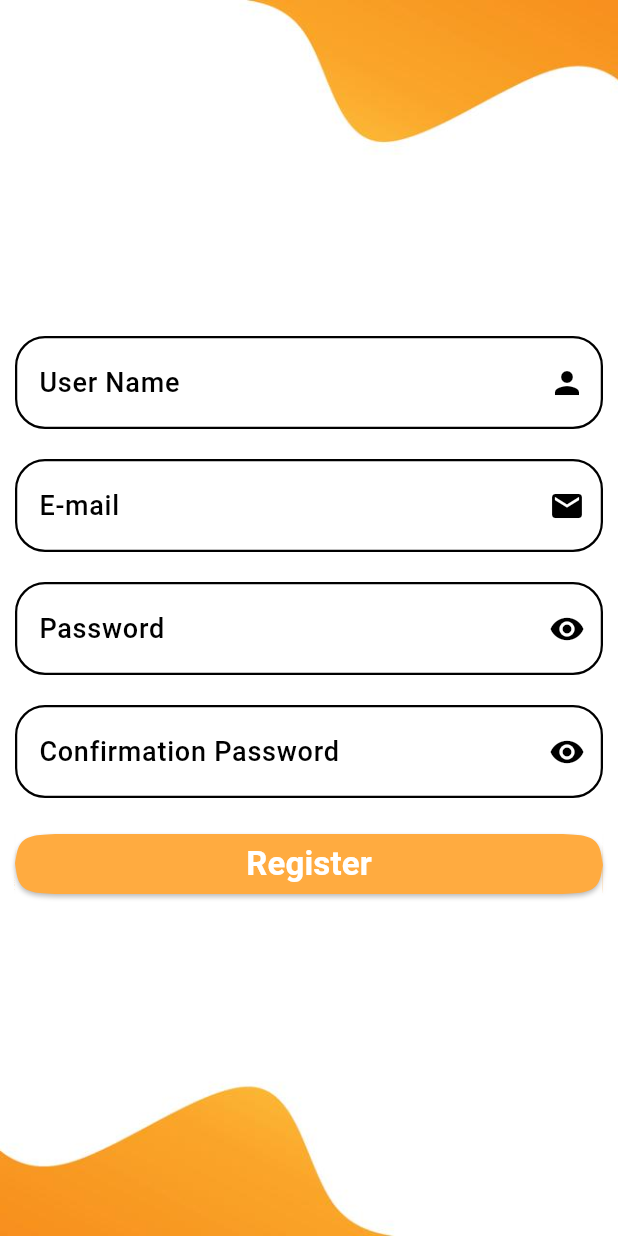
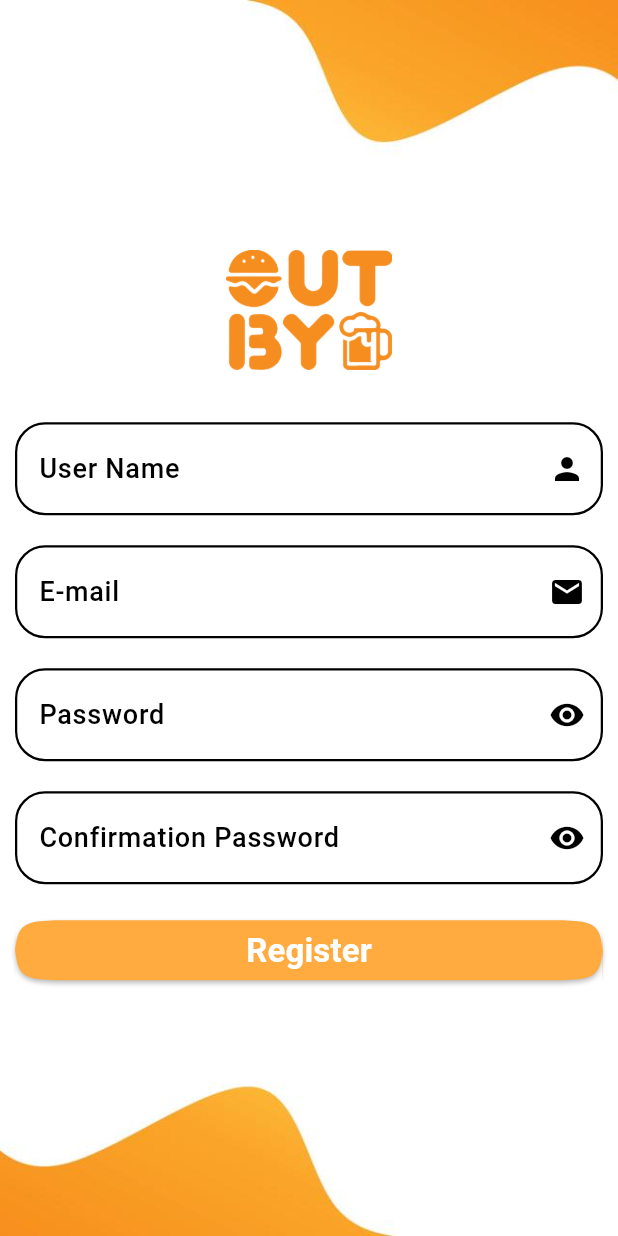
Before and after one commit to shahdadell/Graduation_Project4, a Flutter app: the RegisterScreen screen opened by its route, on a phone screen of 412 x 824 dp. Run offline on Flutter 3.47's test engine with Material 3 defaults, Android fonts, the phone set to English and light mode, and no system bars.

Commit message:
initial register screen

```diff
--- a/lib/home_screen/home_screen.dart
+++ b/lib/home_screen/home_screen.dart
@@ -6,6 +6,8 @@ class HomeScreen extends StatelessWidget {
 
   @override
   Widget build(BuildContext context) {
-    return Scaffold();
+    return Scaffold(
+
+    );
   }
 }
--- a/lib/register_screen/register_screen.dart
+++ b/lib/register_screen/register_screen.dart
@@ -8,6 +8,7 @@ class RegisterScreen extends StatelessWidget {
   var passwordController = TextEditingController();
   var emailController = TextEditingController();
   var confirmPassController = TextEditingController();
+  var formKey = GlobalKey<FormState>();
 
   @override
   Widget build(BuildContext context) {
@@ -23,14 +24,24 @@ class RegisterScreen extends StatelessWidget {
         ),
         Scaffold(
           backgroundColor: Colors.transparent,
-          body: Form(
+          body: Padding(
+            padding: const EdgeInsets.all(10),
+            child: Center(
+              child: Form(
+                key: formKey,
                 child:
-            Padding(
-              padding: const EdgeInsets.all(10),
+                SingleChildScrollView(
                   child: Column(
                     crossAxisAlignment: CrossAxisAlignment.stretch,
                     mainAxisAlignment: MainAxisAlignment.center,
                     children: [
+                      Container(
+                        width: 80,
+                        height: 80,
+                        child: Image.asset("assets/images/bb.png",
+                        ),
+                      ),
+                      const SizedBox(height: 35),
                       CustomField(
                         controller: nameController,
                         text: 'User Name',
@@ -106,8 +117,7 @@ class RegisterScreen extends StatelessWidget {
                       const SizedBox(height: 20),
                       ElevatedButton(
                         onPressed: (){
-                      Navigator.of(context).pushNamed(HomeScreen.routeName);
-                    },
+                          register();                    },
                         style: ElevatedButton.styleFrom(
                             backgroundColor: Colors.orangeAccent,
                             shape: ContinuousRectangleBorder(
@@ -126,8 +136,15 @@ class RegisterScreen extends StatelessWidget {
                   ),
                 ),
               ),
+            ),
+          ),
         )
       ],
     );
   }
+  void register(){
+    if(formKey.currentState?.validate() == true ){
+
     }
+  }
+}
```
Also changed, not shown: lib/login_screen/login_screen.dart (+65 -40 lines). Lines whose indentation alone changed are shown as unchanged.
